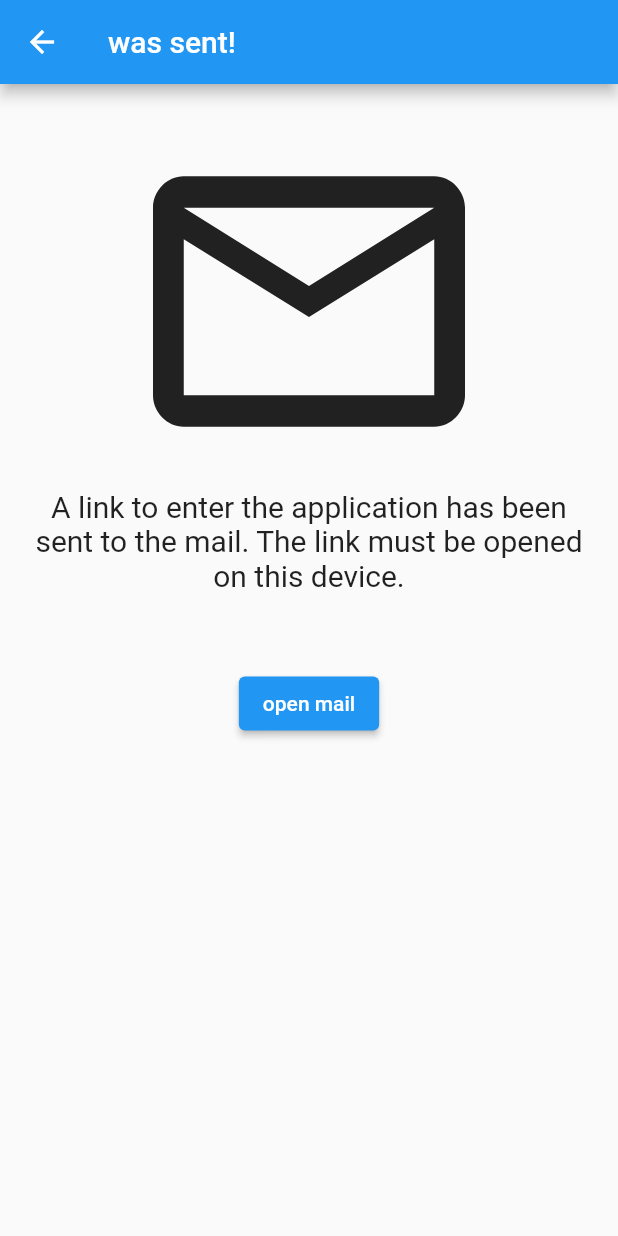
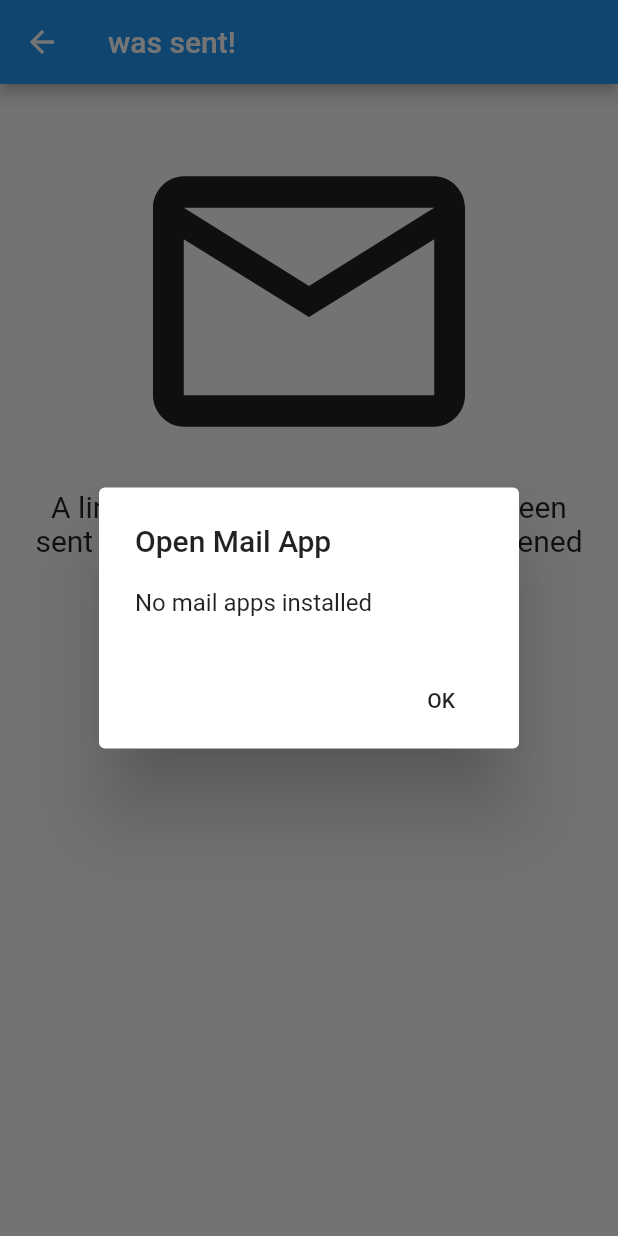
Before and after one commit to nailyashka/photo_shooter, a Flutter app: the EmailSentPage screen opened by its route, after a tap on "open mail", on a phone screen of 412 x 824 dp. Run offline on Flutter 3.47's test engine with Material 2 defaults, Android fonts, the phone set to English and light mode, and no system bars; our stand-ins replace firebase_auth, firebase_core; missing offline and left inert: open_mail_app; accounts and stored records are empty.

Commit message:
mail app open functionality

```diff
--- a/lib/notice.dart
+++ b/lib/notice.dart
@@ -1,10 +1,55 @@
 import 'package:flutter/material.dart';
+import 'package:open_mail_app/open_mail_app.dart';
 
 class EmailSentPage extends StatelessWidget {
   const EmailSentPage({Key? key}) : super(key: key);
 
   @override
   Widget build(BuildContext context) {
+    void showNoMailAppsDialog(BuildContext context) {
+      showDialog<void>(
+        context: context,
+        builder: (context) {
+          return AlertDialog(
+            title: Text("Open Mail App"),
+            content: Text("No mail apps installed"),
+            actions: <Widget>[
+              FlatButton(
+                child: Text("OK"),
+                onPressed: () {
+                  Navigator.pop(context);
+                },
+              )
+            ],
+          );
+        },
+      );
+    }
+
+    void openEmail() async {
+      // Android: Will open mail app or show native picker.
+      // iOS: Will open mail app if single mail app found.
+      var result = await OpenMailApp.openMailApp();
+
+      // If no mail apps found, show error
+      if (!result.didOpen && !result.canOpen) {
+        showNoMailAppsDialog(context);
+
+        // iOS: if multiple mail apps found, show dialog to select.
+        // There is no native intent/default app system in iOS so
+        // you have to do it yourself.
+      } else if (!result.didOpen && result.canOpen) {
+        showDialog<void>(
+          context: context,
+          builder: (_) {
+            return MailAppPickerDialog(
+              mailApps: result.options,
+            );
+          },
+        );
+      }
+    }
+
     return Scaffold(
       appBar: AppBar(
         title: Text('was sent!'),
@@ -26,7 +71,7 @@ class EmailSentPage extends StatelessWidget {
               height: 50,
             ),
             ElevatedButton(
-              onPressed: () {},
+              onPressed: openEmail,
               child: Text('open mail'),
             )
           ],
--- a/pubspec.yaml
+++ b/pubspec.yaml
@@ -21,6 +21,7 @@ environment:
   sdk: ">=2.12.0 <3.0.0"
 
 dependencies:
+  open_mail_app: ^0.2.0
   provider: ^5.0.0
   cloud_firestore: ^2.4.0
   firebase_auth: ^3.0.1
```
Also changed, not shown: pubspec.lock, 4 other files.
